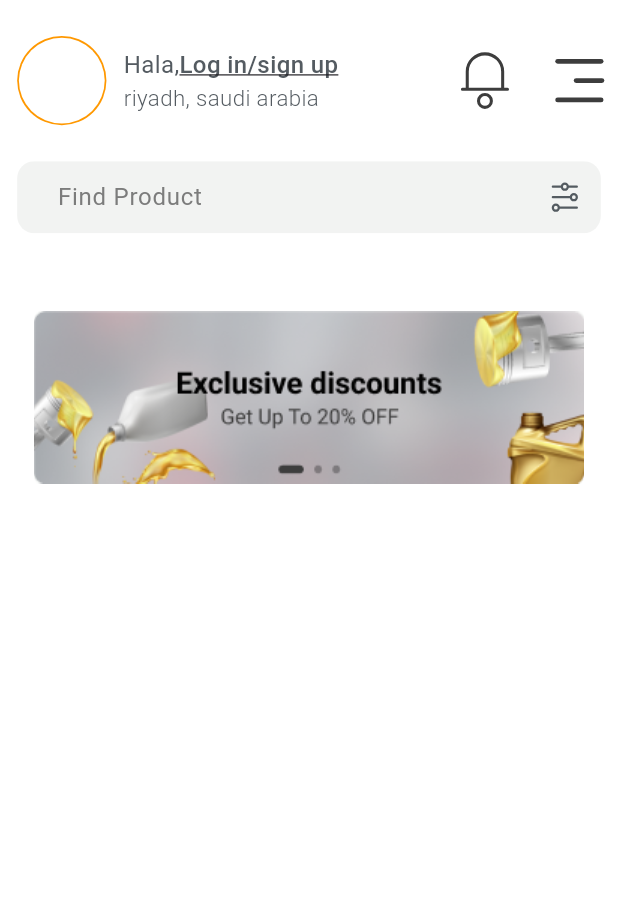
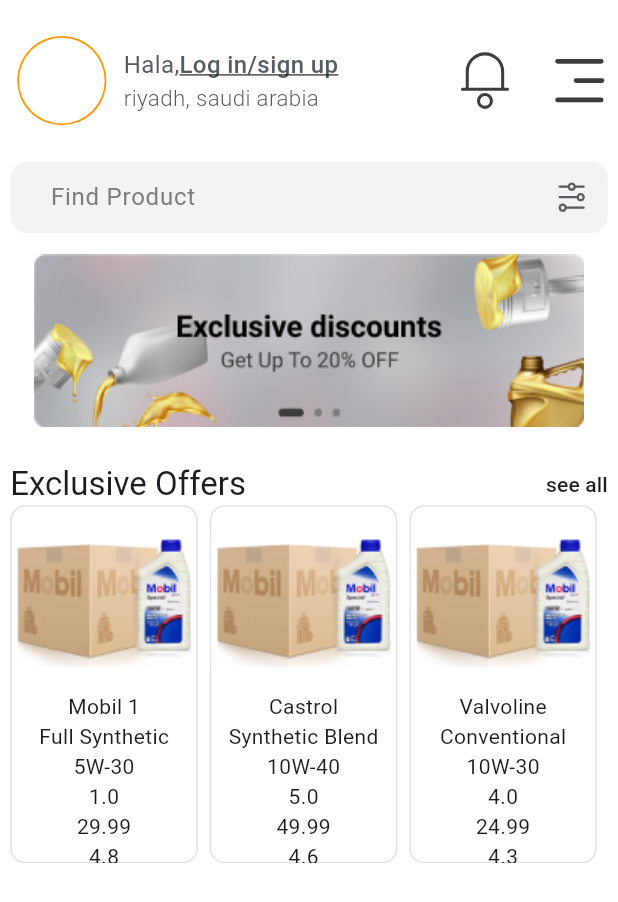
Before and after one commit to mo3tazamer/task1, a Flutter app: the screen it shows after launch, on a phone screen of 412 x 824 dp. Shown: the top 902 px of the screen. Run offline on Flutter 3.47's test engine with Material 3 defaults, Android fonts, the phone set to English and light mode, and no system bars; drawn by our look-alikes of carousel_slider; our stand-ins replace dots_indicator, flutter_screenutil, flutter_svg.

Commit message:
add exclusive offer

```diff
--- /dev/null
+++ b/devtools_options.yaml
@@ -0,0 +1,4 @@
+description: This file stores settings for Dart & Flutter DevTools.
+documentation: https://docs.flutter.dev/tools/devtools/extensions#configure-extension-enablement-states
+extensions:
+  - provider: true
--- a/lib/core/utils/app_assets.dart
+++ b/lib/core/utils/app_assets.dart
@@ -5,6 +5,8 @@ class ImagesAssets {
   ImagesAssets._();
 
   static String banner = '$_imagesPath/banner.png';
+  static String oil1 = '$_imagesPath/Frame 163838.png';
+  static String oil2 = '$_imagesPath/Frame 163838u.png';
 }
 
 class IconAssets {
--- a/lib/core/utils/app_colors.dart
+++ b/lib/core/utils/app_colors.dart
@@ -9,5 +9,5 @@ class AppColors {
   static const Color grayColor = Color(0xff545B61);
   static const Color grayColor2 = Color(0xff7C7C7C);
   static const Color grayColor3 = Color(0xffF2F3F2);
-
+  static const Color grayColor4 = Color(0xffE2E2E2);
 }
--- /dev/null
+++ b/lib/features/home_screen/domain/entites/oil_model.dart
@@ -0,0 +1,70 @@
+import '../../../../core/utils/app_assets.dart';
+
+class CarOil {
+  final String brand;
+  final String type;
+  final String viscosity;
+  final double volume; // in liters
+  final double price; // in USD
+  final double rating;
+  final String image; // from 0 to 5
+
+  CarOil({
+    required this.brand,
+    required this.type,
+    required this.viscosity,
+    required this.volume,
+    required this.price,
+    required this.rating,
+    required this.image,
+  });
+}
+
+// Fake data
+List<CarOil> carOilList = [
+  CarOil(
+    image: ImagesAssets.oil1,
+    brand: 'Mobil 1',
+    type: 'Full Synthetic',
+    viscosity: '5W-30',
+    volume: 1.0,
+    price: 29.99,
+    rating: 4.8,
+  ),
+  CarOil(
+    image: ImagesAssets.oil1,
+    brand: 'Castrol',
+    type: 'Synthetic Blend',
+    viscosity: '10W-40',
+    volume: 5.0,
+    price: 49.99,
+    rating: 4.6,
+  ),
+  CarOil(
+    image: ImagesAssets.oil1,
+    brand: 'Valvoline',
+    type: 'Conventional',
+    viscosity: '10W-30',
+    volume: 4.0,
+    price: 24.99,
+    rating: 4.3,
+  ),
+  CarOil(
+    image: ImagesAssets.oil1,
+    brand: 'Pennzoil',
+    type: 'Full Synthetic',
+    viscosity: '0W-20',
+    volume: 1.5,
+    price: 32.99,
+    rating: 4.7,
+  ),
+  CarOil(
+    image: ImagesAssets.oil1,
+    brand: 'Shell Rotella',
+    type: 'Heavy Duty Diesel',
+    viscosity: '15W-40',
+    volume: 3.8,
+    price: 36.99,
+    rating: 4.5,
+  ),
+];
--- a/lib/features/home_screen/presentation/screens/home_screen.dart
+++ b/lib/features/home_screen/presentation/screens/home_screen.dart
@@ -12,6 +12,7 @@ import 'package:task1/features/layout/presentation/widgets/custom_appbar.dart';
 import '../provider/carousal_prrovider/carousal_provider.dart';
 import '../widgets/carousel_slider.dart';
 import '../widgets/custom_appbar.dart';
+import '../widgets/exclusive_offer.dart';
 
 class HomeScreen extends StatefulWidget {
   const HomeScreen({
@@ -37,8 +38,9 @@ class _HomeScreenState extends State<HomeScreen> {
       child: Scaffold(
         appBar: _homeAppBar(),
         body: Padding(
-          padding: EdgeInsets.symmetric(horizontal: 10.w),
+          padding: EdgeInsets.symmetric(horizontal: 6.w),
           child: Column(
+            mainAxisSize: MainAxisSize.min,
             children: [
               AppTextField(
                 borderSize: 10.r,
@@ -59,14 +61,21 @@ class _HomeScreenState extends State<HomeScreen> {
                     .map((item) => Container(
                           decoration: BoxDecoration(
                             image: DecorationImage(
-                              image: AssetImage(item),
+                              image: Image.asset(
+                                item,
+                                fit: BoxFit.fitHeight,
+                              ).image,
                             ),
                             color: Colors.white,
                             borderRadius: BorderRadius.circular(10.r),
                           ),
                         ))
                     .toList(),
-              )
+              ),
+              const SizedBox(
+                height: 10,
+              ),
+              const ExclusiveOffer(),
             ],
           ),
         ),
--- a/lib/features/home_screen/presentation/widgets/carousel_slider.dart
+++ b/lib/features/home_screen/presentation/widgets/carousel_slider.dart
@@ -18,7 +18,6 @@ class CarouselWithDotsIndicator extends StatelessWidget {
     return Consumer<CarousalProvider>(
         builder: (context, carousalProvider, child) {
       return Stack(
-        alignment: AlignmentDirectional.bottomCenter,
         children: [
           CarouselSlider(
             items: images,
@@ -29,6 +28,9 @@ class CarouselWithDotsIndicator extends StatelessWidget {
               },
               autoPlay: true,
               viewportFraction: 1.0,
+              //aspectRatio: 2.9.h,
+              enlargeCenterPage: true,
+              height: 120.h,
             ),
           ),
           // Positioned(
--- /dev/null
+++ b/lib/features/home_screen/presentation/widgets/exclusive_offer.dart
@@ -0,0 +1,73 @@
+import 'package:flutter/material.dart';
+import 'package:flutter_screenutil/flutter_screenutil.dart';
+import 'package:task1/core/utils/app_colors.dart';
+
+import '../../domain/entites/oil_model.dart';
+
+class ExclusiveOffer extends StatelessWidget {
+  const ExclusiveOffer({super.key});
+
+  @override
+  Widget build(BuildContext context) {
+    return SizedBox(
+      height: 240.h,
+      child: Column(
+        children: [
+          Row(
+            children: [
+              Text(
+                'Exclusive Offers',
+                style: Theme.of(context).textTheme.titleLarge,
+              ),
+              const Spacer(),
+              Text(
+                'see all',
+                style: Theme.of(context).textTheme.titleSmall,
+              ),
+            ],
+          ),
+          SizedBox(
+            height: 200.h,
+            width: double.infinity,
+            child: ListView.separated(
+              separatorBuilder: (context, index) => const SizedBox(
+                width: 8,
+              ),
+              itemBuilder: (context, index) => Container(
+                decoration: BoxDecoration(
+                  borderRadius: BorderRadius.circular(10),
+                  color: Colors.white,
+                  border: Border.all(color: AppColors.grayColor4, width: 1),
+                ),
+                child: Column(
+                  children: [
+                    Container(
+                      decoration: BoxDecoration(
+                        image: DecorationImage(
+                            image: Image.asset(carOilList[index].image).image,
+                            fit: BoxFit.contain),
+                      ),
+                      child: Image.asset(
+                        carOilList[index].image,
+                        fit: BoxFit.fitHeight,
+                      ),
+                    ),
+                    Text(carOilList[index].brand),
+                    Text(carOilList[index].type),
+                    Text(carOilList[index].viscosity),
+                    Text(carOilList[index].volume.toString()),
+                    Text(carOilList[index].price.toString()),
+                    Text(carOilList[index].rating.toString()),
+                  ],
+                ),
+              ),
+              itemCount: carOilList.length,
+              physics: const BouncingScrollPhysics(),
+              scrollDirection: Axis.horizontal,
+            ),
+          ),
+        ],
+      ),
+    );
+  }
+}
```
Also changed, not shown: assets/images/Frame 163838.png (added), assets/images/Frame 163838u.png (added).
